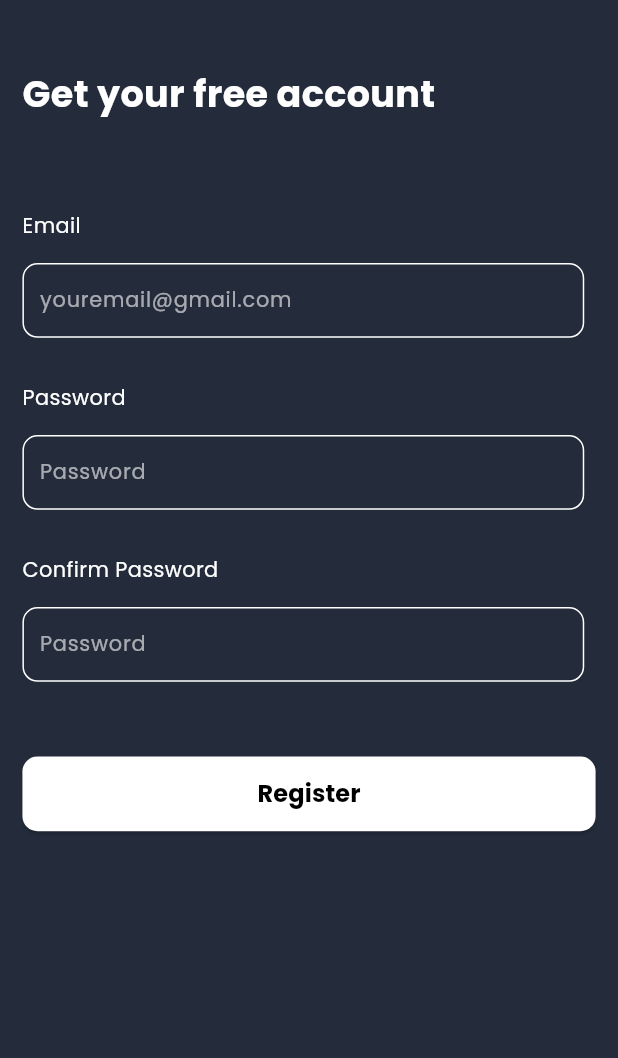
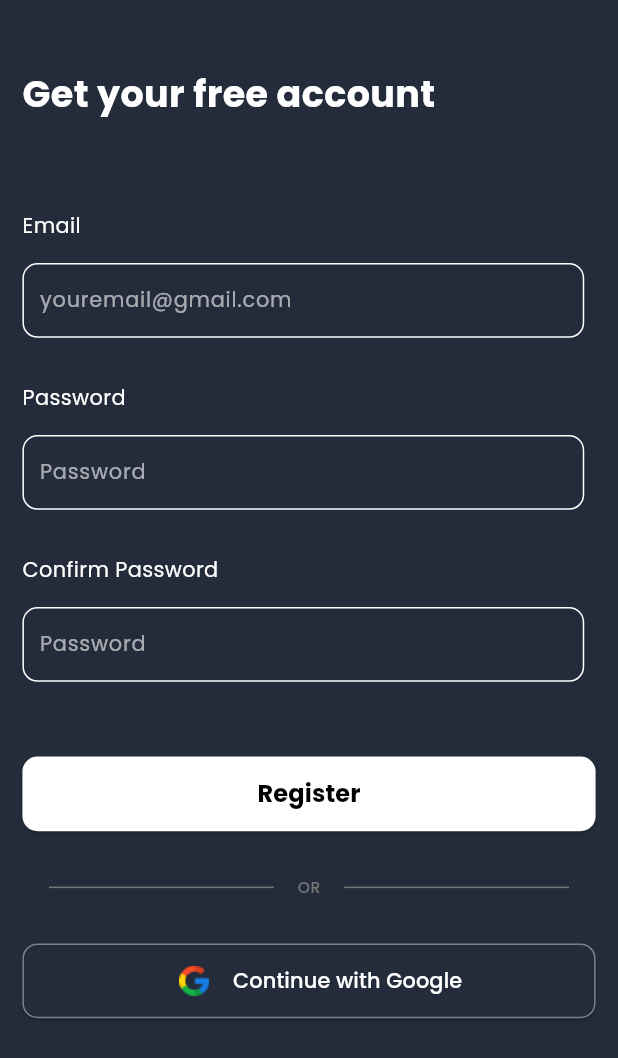
Before and after one commit to Waezqorney12/OnlineBike, a Flutter app: the screen it shows after launch, on a phone screen of 412 x 824 dp. Shown: the top 1058 px of the screen. Run offline on Flutter 3.47's test engine with Material 3 defaults, Android fonts, the phone set to English and light mode, and no system bars; our stand-ins replace google_fonts, logger.

Commit message:
Finish Register presentasion only

```diff
--- /dev/null
+++ b/lib/common/component/Button_Google.dart
@@ -0,0 +1,46 @@
+import 'package:bike_online_application/common/component/Font/PoppinText.dart';
+import 'package:bike_online_application/common/constants/colors.dart';
+import 'package:bike_online_application/common/constants/dimensions.dart';
+import 'package:bike_online_application/common/constants/image.dart';
+import 'package:flutter/material.dart';
+
+class GoogleButton extends StatelessWidget {
+  final VoidCallback buttonPressed;
+  const GoogleButton({super.key, required this.buttonPressed});
+
+  @override
+  Widget build(BuildContext context) {
+    return ElevatedButton(
+        style: ButtonStyle(
+          backgroundColor: MaterialStatePropertyAll(ColorClass.background),
+          shape: MaterialStatePropertyAll(
+            RoundedRectangleBorder(borderRadius: BorderRadius.circular(10)),
+          ),
+          minimumSize: MaterialStatePropertyAll(
+              Size(Dimensions.widht360(context), Dimensions.height50(context))),
+          side: MaterialStatePropertyAll(
+            BorderSide(
+              color:
+                  ColorClass.white.withOpacity(.4), // Set the border color here
+            ),
+          ),
+        ),
+        onPressed: buttonPressed,
+        child: Row(
+          mainAxisAlignment: MainAxisAlignment.center,
+          children: [
+            Padding(
+              padding:
+                  EdgeInsets.symmetric(horizontal: Dimensions.widht15(context)),
+              child: Image.asset(ImageClass.google),
+            ),
+            PoppinText(
+              text: "Continue with Google",
+              fontSize: Dimensions.font16(context),
+              weight: FontWeight.w500,
+              isBlack: false,
+            )
+          ],
+        ));
+  }
+}
--- /dev/null
+++ b/lib/common/component/Diveder.dart
@@ -0,0 +1,42 @@
+import 'package:bike_online_application/common/constants/colors.dart';
+import 'package:bike_online_application/common/constants/dimensions.dart';
+import 'package:flutter/material.dart';
+import 'package:google_fonts/google_fonts.dart';
+
+class DivederOr extends StatelessWidget {
+  const DivederOr({super.key});
+
+  @override
+  Widget build(BuildContext context) {
+    return Padding(
+              padding:
+                  EdgeInsets.symmetric(vertical: Dimensions.height30(context)),
+              child: Row(
+                crossAxisAlignment: CrossAxisAlignment.center,
+                mainAxisAlignment: MainAxisAlignment.center,
+                children: [
+                  Container(
+                    height: 1,
+                    width: 150,
+                    color: ColorClass.grey,
+                  ),
+                  Padding(
+                      padding: EdgeInsets.symmetric(
+                          horizontal: Dimensions.widht15(context)),
+                      child: Text(
+                        "OR",
+                        style: GoogleFonts.poppins(
+                            color: ColorClass.grey,
+                            fontSize: Dimensions.font12(context),
+                            fontWeight: FontWeight.w500),
+                      )),
+                  Container(
+                    height: 1,
+                    width: 150,
+                    color: ColorClass.grey,
+                  ),
+                ],
+              ),
+            );
+  }
+}
--- a/lib/common/constants/dimensions.dart
+++ b/lib/common/constants/dimensions.dart
@@ -67,6 +67,9 @@ class Dimensions{
   static double font10(context){
     return screenFont(context) * 8.696;
   }
+  static double font12(context){
+    return screenFont(context) * 10.435;
+  }
   static double font16(context){
     return screenFont(context) * 13.913;
   }
--- a/lib/common/constants/image.dart
+++ b/lib/common/constants/image.dart
@@ -1,4 +1,4 @@
 class ImageClass{
-  static const String google = "assets/PNG/Color/googles.png";
-  static const String imageLogin = "assets/PNG/Color/imageLogin.png";
+  static const String google = "assets/png/color/googles.png";
+  static const String imageLogin = "assets/png/color/imageLogin.png";
 }
--- a/lib/presentation/register/register.dart
+++ b/lib/presentation/register/register.dart
@@ -1,4 +1,6 @@
+import 'package:bike_online_application/common/component/Button_Google.dart';
 import 'package:bike_online_application/common/component/Button_Login_Register.dart';
+import 'package:bike_online_application/common/component/Diveder.dart';
 import 'package:bike_online_application/common/component/Font/PoppinText.dart';
 import 'package:bike_online_application/common/constants/colors.dart';
 import 'package:bike_online_application/common/constants/dimensions.dart';
@@ -47,7 +49,9 @@ class _RegisterPageState extends State<RegisterPage> {
             formPassword(context, password),
             formPasswords(context, password),
             SizedBox(height: Dimensions.height50(context)),
-            ButtonFormat(text: "Register", buttonPressed: () {})
+            ButtonFormat(text: "Register", buttonPressed: () {}),
+            const DivederOr(),
+            GoogleButton(buttonPressed: (){})
           ],
         ),
       ),
```
